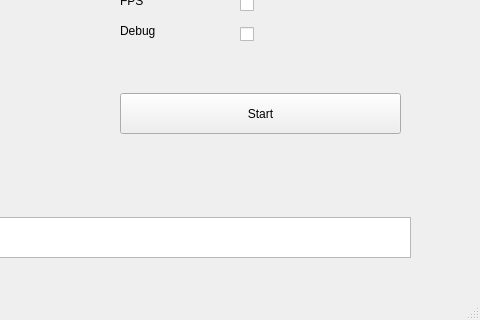
Above: mainwindow.ui from AdisAlagic/DancerGUI before the change; both pictures show x 320 to 800 and y 237 to 557 of the 800 by 557 pixel window. Below: the same form after it.
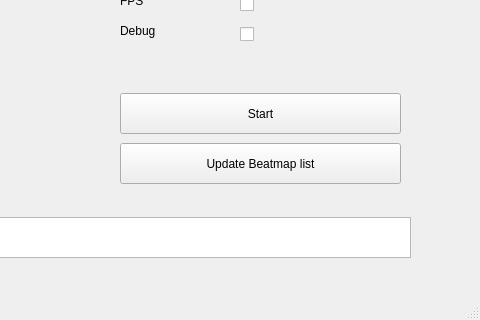
That is the form after the change.

Diff of the .ui file:
```diff
--- a/mainwindow.ui
+++ b/mainwindow.ui
@@ -353,6 +353,19 @@
      <bool>true</bool>
     </property>
    </widget>
+   <widget class="QPushButton" name="update">
+    <property name="geometry">
+     <rect>
+      <x>440</x>
+      <y>380</y>
+      <width>281</width>
+      <height>41</height>
+     </rect>
+    </property>
+    <property name="text">
+     <string>Update Beatmap list</string>
+    </property>
+   </widget>
   </widget>
   <widget class="QStatusBar" name="statusbar"/>
  </widget>
```
Left out of the diff: 4 changed lines with no effect on the pictures.
